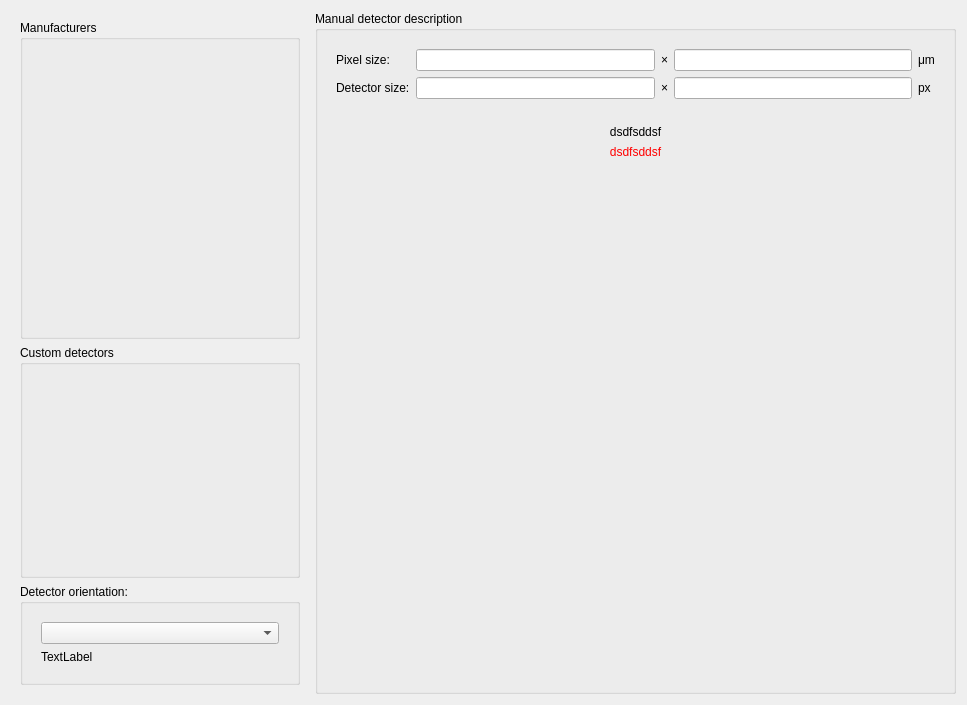
silx-kit/pyFAI, file src/pyFAI/resources/gui/detector-selection-drop.ui: the form before one commit.
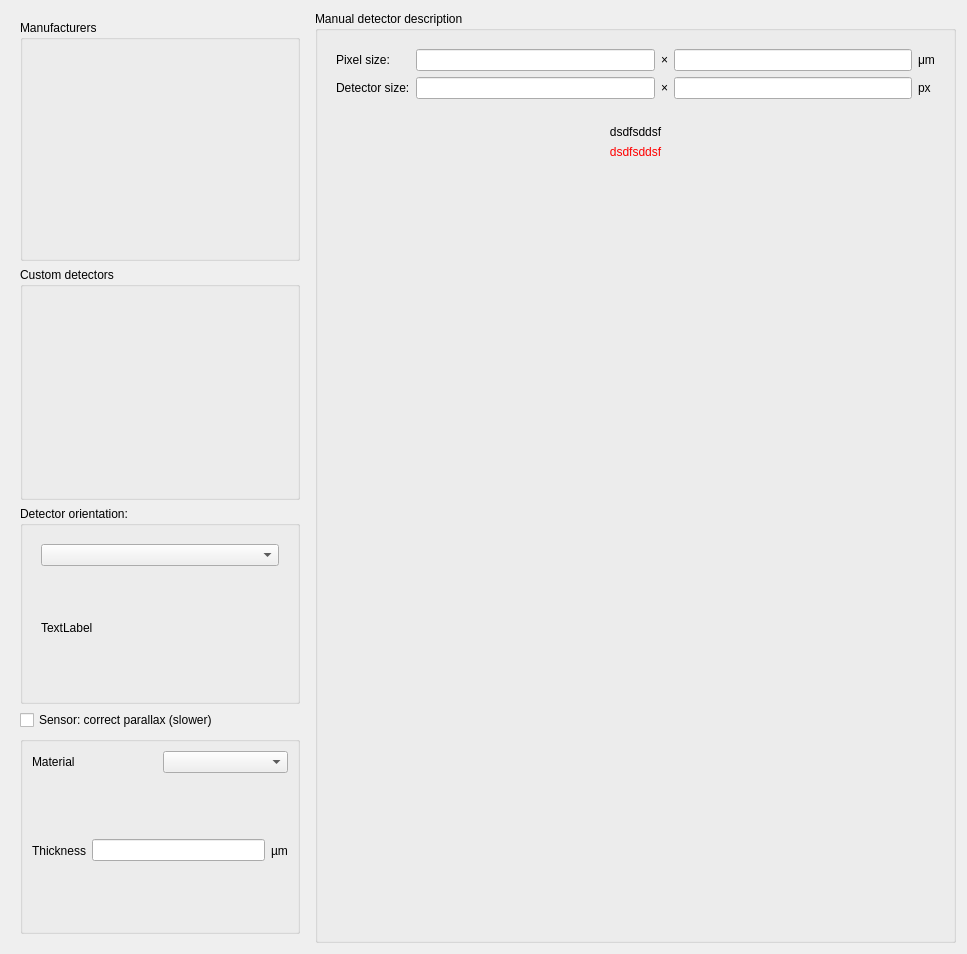
The form after the commit. The open tabs and pages were chosen to show the change. Custom widgets are drawn as their Qt base class.

Commit message: implement a GUI in calib2 to enable the parallax correction

What changed in the file:
```diff
--- a/src/pyFAI/resources/gui/detector-selection-drop.ui
+++ b/src/pyFAI/resources/gui/detector-selection-drop.ui
@@ -7,7 +7,7 @@
     <x>0</x>
     <y>0</y>
     <width>967</width>
-    <height>705</height>
+    <height>954</height>
    </rect>
   </property>
   <property name="sizePolicy">
@@ -19,7 +19,7 @@
   <property name="windowTitle">
    <string>Form</string>
   </property>
-  <layout class="QHBoxLayout" name="horizontalLayout_2">
+  <layout class="QHBoxLayout" name="horizontalLayout_3">
    <item>
     <widget class="QWidget" name="widget" native="true">
      <property name="sizePolicy">
@@ -38,11 +38,23 @@
          <item>
           <widget class="QListView" name="_manufacturerList">
            <property name="sizePolicy">
-            <sizepolicy hsizetype="Maximum" vsizetype="Expanding">
+            <sizepolicy hsizetype="Maximum" vsizetype="Maximum">
              <horstretch>0</horstretch>
              <verstretch>0</verstretch>
             </sizepolicy>
            </property>
+           <property name="minimumSize">
+            <size>
+             <width>0</width>
+             <height>200</height>
+            </size>
+           </property>
+           <property name="baseSize">
+            <size>
+             <width>0</width>
+             <height>200</height>
+            </size>
+           </property>
            <property name="styleSheet">
             <string notr="true">QListView {
 background-color: transparent;
@@ -71,7 +83,7 @@
          <item>
           <widget class="QListView" name="_customList">
            <property name="sizePolicy">
-            <sizepolicy hsizetype="Maximum" vsizetype="Fixed">
+            <sizepolicy hsizetype="Maximum" vsizetype="Minimum">
              <horstretch>0</horstretch>
              <verstretch>0</verstretch>
             </sizepolicy>
@@ -109,6 +121,12 @@
             </item>
             <item>
              <widget class="QLabel" name="_detectorOrientationLabel">
+              <property name="sizePolicy">
+               <sizepolicy hsizetype="Preferred" vsizetype="Minimum">
+                <horstretch>0</horstretch>
+                <verstretch>0</verstretch>
+               </sizepolicy>
+              </property>
               <property name="text">
                <string>TextLabel</string>
               </property>
@@ -123,6 +141,85 @@
         </layout>
        </widget>
       </item>
+      <item>
+       <widget class="QCheckBox" name="_detectorSensorParallax">
+        <property name="text">
+         <string>Sensor: correct parallax (slower)</string>
+        </property>
+       </widget>
+      </item>
+      <item>
+       <widget class="QGroupBox" name="_sensorGroup">
+        <property name="sizePolicy">
+         <sizepolicy hsizetype="Preferred" vsizetype="Minimum">
+          <horstretch>0</horstretch>
+          <verstretch>0</verstretch>
+         </sizepolicy>
+        </property>
+        <property name="title">
+         <string/>
+        </property>
+        <layout class="QVBoxLayout" name="verticalLayout_13">
+         <item>
+          <layout class="QHBoxLayout" name="horizontalLayout_2">
+           <item>
+            <widget class="QLabel" name="label">
+             <property name="sizePolicy">
+              <sizepolicy hsizetype="Preferred" vsizetype="Minimum">
+               <horstretch>0</horstretch>
+               <verstretch>0</verstretch>
+              </sizepolicy>
+             </property>
+             <property name="text">
+              <string>Material</string>
+             </property>
+            </widget>
+           </item>
+           <item>
+            <widget class="QComboBox" name="_detectorSensorMaterials"/>
+           </item>
+          </layout>
+         </item>
+         <item>
+          <layout class="QHBoxLayout" name="horizontalLayout">
+           <item>
+            <widget class="QLabel" name="label_2">
+             <property name="sizePolicy">
+              <sizepolicy hsizetype="Preferred" vsizetype="Minimum">
+               <horstretch>0</horstretch>
+               <verstretch>0</verstretch>
+              </sizepolicy>
+             </property>
+             <property name="text">
+              <string>Thickness</string>
+             </property>
+            </widget>
+           </item>
+           <item>
+            <widget class="QLineEdit" name="_detectorSensorThickness">
+             <property name="alignment">
+              <set>Qt::AlignRight|Qt::AlignTrailing|Qt::AlignVCenter</set>
+             </property>
+            </widget>
+           </item>
+           <item>
+            <widget class="QLabel" name="label_3">
+             <property name="sizePolicy">
+              <sizepolicy hsizetype="Preferred" vsizetype="Minimum">
+               <horstretch>0</horstretch>
+               <verstretch>0</verstretch>
+              </sizepolicy>
+             </property>
+             <property name="text">
+              <string>µm</string>
+             </property>
+            </widget>
+           </item>
+          </layout>
+         </item>
+        </layout>
+       </widget>
+      </item>
      </layout>
     </widget>
    </item>
```
Left out of the diff: 13 changed lines with no effect on the pictures. The commit also changes 2 other files.
